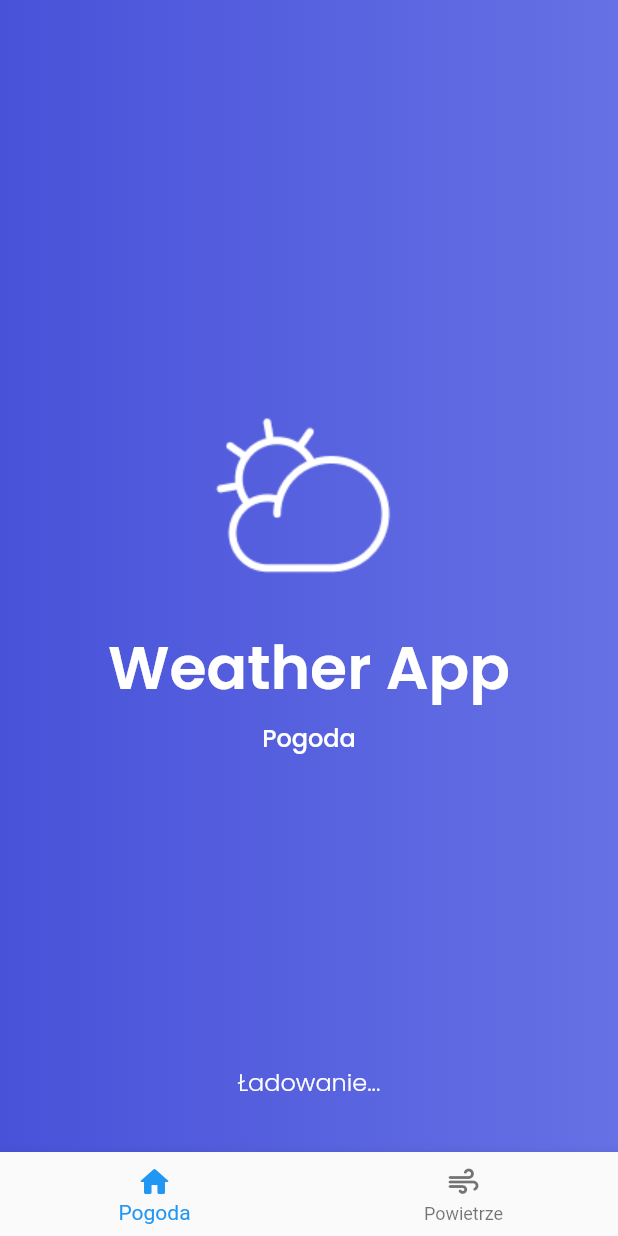
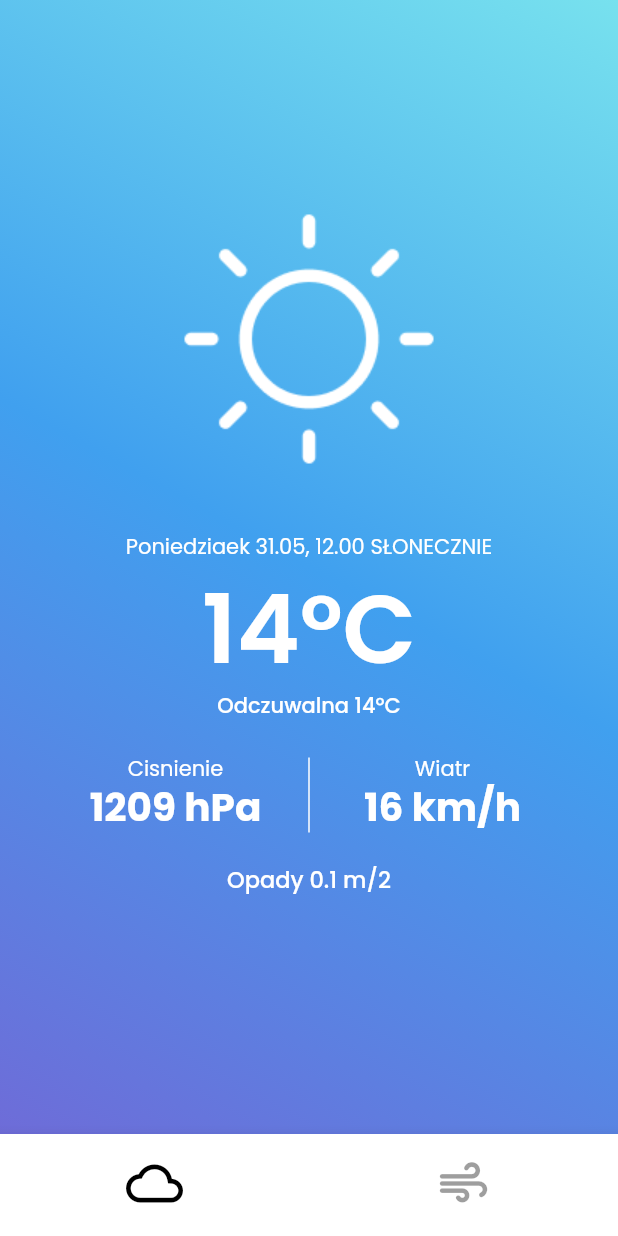
Before and after one commit to B-Cisek/weather-app-mobile, a Flutter app: the MyHomePage screen opened directly, on a phone screen of 412 x 824 dp. Run offline on Flutter 3.47's test engine with Material 2 defaults, Android fonts, the phone set to English and light mode, and no system bars; our stand-ins replace google_fonts, weather; network calls fail; statements that could not run were skipped.

```diff
--- a/lib/AirScreen.dart
+++ b/lib/AirScreen.dart
@@ -22,7 +22,7 @@ class _AirScreenState extends State<AirScreen> {
               gradient: LinearGradient(
                   begin: Alignment.centerRight,
                   end: Alignment.centerLeft,
-                  colors: [Color(0xff6671e5), Color(0xff4852d9)])),
+                  colors: [Color(0xff4acf8c), Color(0xff75eda6)])),
         ),
         Align(
           alignment: FractionalOffset.center,
--- a/lib/MyHomePage.dart
+++ b/lib/MyHomePage.dart
@@ -23,10 +23,16 @@ class _MyHomePageState extends State<MyHomePage> {
         children: screens,
       ),
       bottomNavigationBar: BottomNavigationBar(
+        backgroundColor: Colors.white,
+        selectedItemColor: Colors.black,
+        unselectedItemColor: Colors.black38,
+        showUnselectedLabels: false,
+        showSelectedLabels: false,
+        iconSize: 38,
         currentIndex: _currentIndex,
         onTap: (index) => setState(() => _currentIndex = index),
         items: [
-          BottomNavigationBarItem(icon: Icon(Icons.home_rounded), label: 'Pogoda'),
+          BottomNavigationBarItem(icon: Icon(Icons.wb_cloudy_outlined), label: 'Pogoda'),
           BottomNavigationBarItem(icon: Icon(Icons.air_rounded), label: 'Powietrze'),
         ],
       ),
--- a/lib/SplashScreen.dart
+++ b/lib/SplashScreen.dart
@@ -1,7 +1,11 @@
+import 'dart:developer';
 import 'package:flutter/material.dart';
+import 'package:flutter/scheduler.dart';
 import 'package:google_fonts/google_fonts.dart';
+import 'package:weather/weather.dart';
 import 'package:weather_app/MyHomePage.dart';
 import 'package:weather_app/PermissionScreen.dart';
+import 'package:weather_app/WeatherScreen.dart';
 
 import 'main.dart';
 
@@ -13,24 +17,8 @@ class SplashScreen extends StatefulWidget {
 class _SplashScreenState extends State<SplashScreen> {
   @override
   Widget build(BuildContext context) {
-    Future.delayed(
-        const Duration(seconds: 2),
-        () => {
-              if (havePermission())
-                {
-                  Navigator.push(
-                      context,
-                      MaterialPageRoute(
-                          builder: (context) => PermissionScreen()))
-                }
-              else
-                {
-                  Navigator.push(
-                      context,
-                      MaterialPageRoute(
-                          builder: (context) => MyHomePage()))
-                }
-            });
+
+
 
     return Scaffold(
       body: Stack(fit: StackFit.expand, children: <Widget>[
@@ -87,7 +75,25 @@ class _SplashScreenState extends State<SplashScreen> {
     );
   }
 
-  bool havePermission() {
-    return true;
+  @override
+  void initState() {
+    super.initState();
+    if(permissionDenied()){
+      Navigator.push(context, MaterialPageRoute(builder: (context) => PermissionScreen()));
+    }else{
+      SchedulerBinding.instance!.addPostFrameCallback((timeStamp) {
+        executeOnceAfterBuild();
+      });
+    }
+  }
+
+  bool permissionDenied() {
+    return false;
+  }
+
+  void executeOnceAfterBuild() async {
+    WeatherFactory wf = new WeatherFactory("5fe72a5e5cffddd2e43c01d6adb9f61e", language: Language.POLISH);
+    Weather w = await wf.currentWeatherByCityName("Rzeszów");
+    log(w.toJson().toString());
   }
 }
--- a/lib/WeatherScreen.dart
+++ b/lib/WeatherScreen.dart
@@ -13,63 +13,144 @@ class WeatherScreen extends StatefulWidget {
 class _WeatherScreenState extends State<WeatherScreen> {
   @override
   Widget build(BuildContext context) {
-
     return Scaffold(
       body: Stack(fit: StackFit.expand, children: <Widget>[
         Container(
           decoration: const BoxDecoration(
               color: Color(0xffffffff),
               gradient: LinearGradient(
-                  begin: Alignment.centerRight,
-                  end: Alignment.centerLeft,
-                  colors: [Color(0xff6671e5), Color(0xff4852d9)])),
+                  begin: Alignment.bottomLeft,
+                  end: Alignment.topRight,
+                  colors: [Color(0xff6E6CD8), Color(0xff40A0EF),Color(0xff77E1EE)])),
         ),
         Align(
           alignment: FractionalOffset.center,
           child: Column(
             mainAxisAlignment: MainAxisAlignment.center,
             children: <Widget>[
+              Padding(padding: EdgeInsets.only(top: 45.0)),
               const Image(
-                image: AssetImage('icons/cloud-sun.png'),
+                image: AssetImage('icons/weather-sunny.png'),
               ),
-              Padding(padding: EdgeInsets.only(top: 15.0)),
-              Text(Strings.appTitle,
+              Padding(padding: EdgeInsets.only(top: 41.0)),
+              Text(
+                'Poniedziaek 31.05, 12.00 SŁONECZNIE',
                 textAlign: TextAlign.center,
                 style: GoogleFonts.poppins(
                     textStyle: TextStyle(
-                          fontSize: 40.0,
+                        fontSize: 14.0,
+                        height: 1.2,
                         color: Colors.white,
-                          fontWeight: FontWeight.w600))),
-              Padding(padding: EdgeInsets.only(top: 5.0)),
-              Text('Pogoda',
+                        fontWeight: FontWeight.w400)),
+              ),
+              Padding(padding: EdgeInsets.only(top: 12.0)),
+              Text(
+                '14°C',
                 textAlign: TextAlign.center,
                 style: GoogleFonts.poppins(
                     textStyle: TextStyle(
-                          fontSize: 16.0,
+                        fontSize: 64.0,
+                        height: 1.2,
                         color: Colors.white,
-                          fontWeight: FontWeight.w500))),
+                        fontWeight: FontWeight.w600)),
+              ),
+              Text(
+                'Odczuwalna 14°C',
+                textAlign: TextAlign.center,
+                style: GoogleFonts.poppins(
+                    textStyle: TextStyle(
+                        fontSize: 14.0,
+                        height: 1.2,
+                        color: Colors.white,
+                        fontWeight: FontWeight.w500)),
+              ),
+              Padding(padding: EdgeInsets.only(top: 25.0)),
+              IntrinsicHeight(
+                child: Row(
+                  mainAxisAlignment: MainAxisAlignment.center,
+                  children: [
+                    Container(
+                      width: 130,
+                      child: Column(
+                        mainAxisAlignment: MainAxisAlignment.end,
+                        children: [
+                          Text(
+                            'Cisnienie',
+                            textAlign: TextAlign.center,
+                            style: GoogleFonts.poppins(
+                                textStyle: TextStyle(
+                                    fontSize: 14.0,
+                                    height: 1.2,
+                                    color: Colors.white,
+                                    fontWeight: FontWeight.w400)),
+                          ),
+                          Padding(padding: EdgeInsets.only(top: 2.0)),
+                          Text(
+                            '1209 hPa',
+                            textAlign: TextAlign.center,
+                            style: GoogleFonts.poppins(
+                                textStyle: TextStyle(
+                                    fontSize: 26.0,
+                                    height: 1.2,
+                                    color: Colors.white,
+                                    fontWeight: FontWeight.w700)),
+                          )
                         ],
                       ),
                     ),
-        Positioned(
-            left: 0,
-            right: 0,
-            bottom: 35,
-            child: Container(
-              alignment: Alignment.center,
-              child: Text("Ładowanie...",
+                    VerticalDivider(
+                      width: 48,
+                      color: Colors.white,
+                      thickness: 1,
+                    ),
+                    Container(
+                      width: 130,
+                      child: Column(
+                        mainAxisAlignment: MainAxisAlignment.end,
+                        children: [
+                          Text(
+                            'Wiatr',
                             textAlign: TextAlign.center,
                             style: GoogleFonts.poppins(
                                 textStyle: TextStyle(
-                          fontSize: 16.0,
+                                    fontSize: 14.0,
+                                    height: 1.2,
                                     color: Colors.white,
-                          fontWeight: FontWeight.w300))),
-            ))
+                                    fontWeight: FontWeight.w400)),
+                          ),
+                          Padding(padding: EdgeInsets.only(top: 2.0)),
+                          Text(
+                            '16 km/h',
+                            textAlign: TextAlign.center,
+                            style: GoogleFonts.poppins(
+                                textStyle: TextStyle(
+                                    fontSize: 26.0,
+                                    height: 1.2,
+                                    color: Colors.white,
+                                    fontWeight: FontWeight.w700)),
+                          )
+                        ],
+                      ),
+                    ),
+                  ],
+                ),
+              ),
+              Padding(padding: EdgeInsets.only(top: 24.0)),
+              Text(
+                "Opady 0.1 m/2",
+                textAlign: TextAlign.center,
+                style: GoogleFonts.poppins(
+                    textStyle: TextStyle(
+                        fontSize: 15.0,
+                        height: 1.2,
+                        color: Colors.white,
+                        fontWeight: FontWeight.w500)),
+              ),
+              Padding(padding: EdgeInsets.only(top: 68.0)),
+            ],
+          ),
+        ),
       ]),
     );
   }
-
-  bool havePermission() {
-    return true;
 }
-}
--- a/lib/main.dart
+++ b/lib/main.dart
@@ -1,7 +1,5 @@
 import 'package:flutter/material.dart';
-import 'package:weather_app/PermissionScreen.dart';
 
-import 'MyHomePage.dart';
 import 'SplashScreen.dart';
 
 void main() {
@@ -19,7 +17,7 @@ class MyApp extends StatelessWidget {
       theme: ThemeData(
         primarySwatch: Colors.blue,
       ),
-      home: MyHomePage(),
+      home: SplashScreen(),
     );
   }
 }
--- a/pubspec.yaml
+++ b/pubspec.yaml
@@ -35,6 +35,7 @@ dependencies:
   # Use with the CupertinoIcons class for iOS style icons.
   cupertino_icons: ^1.0.2
   google_fonts: ^2.1.0
+  weather: ^2.0.1
 
 dev_dependencies:
   flutter_test:
```
Also changed, not shown: pubspec.lock. Lines whose indentation alone changed are shown as unchanged.
